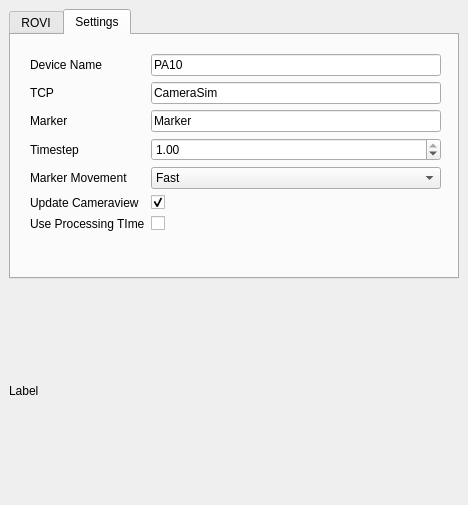
Qt form finalProject/SamplePluginPA10/src/SamplePlugin.ui (niive12/rovi) before a commit.
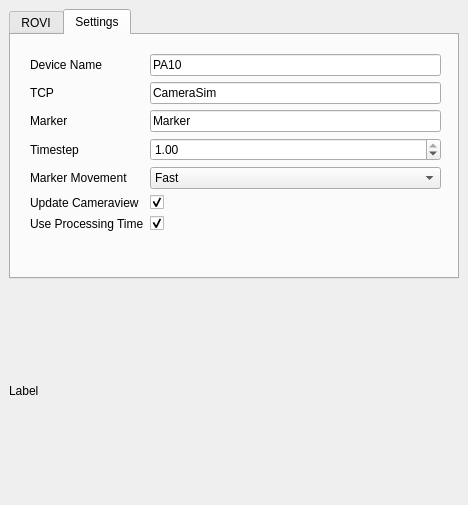
The same form after that commit. The open tabs and pages were chosen to show the change.

The edit to the form file:
```diff
--- a/finalProject/SamplePluginPA10/src/SamplePlugin.ui
+++ b/finalProject/SamplePluginPA10/src/SamplePlugin.ui
@@ -339,12 +339,16 @@
          <item row="6" column="0">
           <widget class="QLabel" name="useProcessingTImeLabel">
            <property name="text">
-            <string>Use Processing TIme</string>
+            <string>Use Processing Time</string>
            </property>
           </widget>
          </item>
          <item row="6" column="1">
-          <widget class="QCheckBox" name="_checkBox_settings_useProcessingTime"/>
+          <widget class="QCheckBox" name="_checkBox_settings_useProcessingTime">
+           <property name="checked">
+            <bool>true</bool>
+           </property>
+          </widget>
          </item>
         </layout>
        </widget>
```
Left out of the diff: 4 changed lines with no effect on the pictures.
